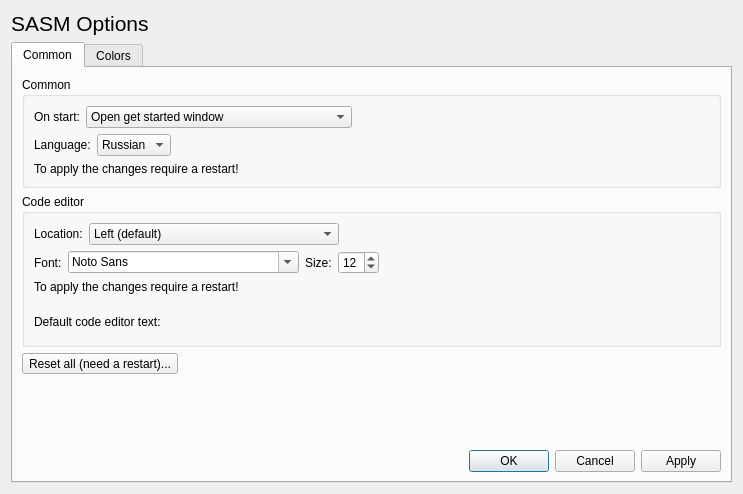
The window that settings.ui (Dman95/SASM) describes before a commit, drawn with Qt 5.
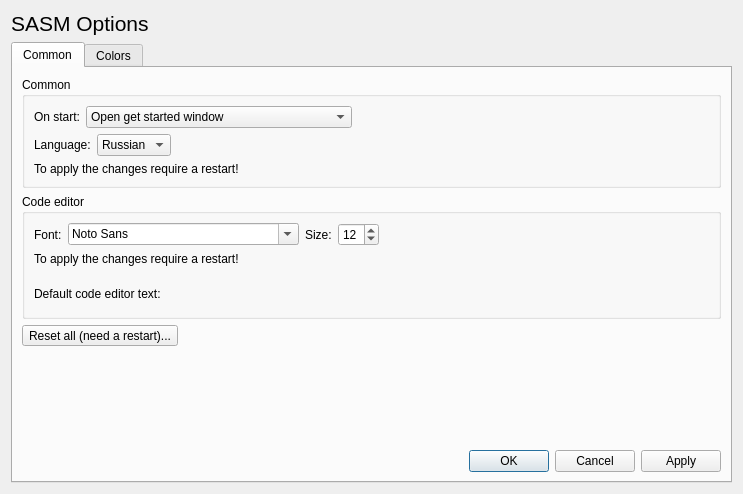
The same window after the commit. The open tabs and pages were chosen to show the change.

Commit message: Docking windows

```diff
--- a/settings.ui
+++ b/settings.ui
@@ -185,70 +185,6 @@
           <string>Code editor</string>
          </property>
          <layout class="QVBoxLayout" name="verticalLayout_2">
-          <item>
-           <layout class="QHBoxLayout" name="horizontalLayout_3">
-            <item>
-             <widget class="QLabel" name="codePositionLabel">
-              <property name="sizePolicy">
-               <sizepolicy hsizetype="Fixed" vsizetype="Fixed">
-                <horstretch>0</horstretch>
-                <verstretch>0</verstretch>
-               </sizepolicy>
-              </property>
-              <property name="locale">
-               <locale language="English" country="UnitedStates"/>
-              </property>
-              <property name="text">
-               <string>Location:</string>
-              </property>
-             </widget>
-            </item>
-            <item>
-             <widget class="QComboBox" name="codePosition">
-              <property name="sizePolicy">
-               <sizepolicy hsizetype="Preferred" vsizetype="Minimum">
-                <horstretch>0</horstretch>
-                <verstretch>0</verstretch>
-               </sizepolicy>
-              </property>
-              <property name="minimumSize">
-               <size>
-                <width>250</width>
-                <height>0</height>
-               </size>
-              </property>
-              <item>
-               <property name="text">
-                <string>Left (default)</string>
-               </property>
-              </item>
-              <item>
-               <property name="text">
-                <string>Center</string>
-               </property>
-              </item>
-              <item>
-               <property name="text">
-                <string>Right</string>
-               </property>
-              </item>
-             </widget>
-            </item>
-            <item>
-             <spacer name="horizontalSpacer">
-              <property name="orientation">
-               <enum>Qt::Horizontal</enum>
-              </property>
-              <property name="sizeHint" stdset="0">
-               <size>
-                <width>40</width>
-                <height>20</height>
-               </size>
-              </property>
-             </spacer>
-            </item>
-           </layout>
-          </item>
           <item>
            <layout class="QHBoxLayout" name="horizontalLayout_5">
             <item>
```
Left out of the diff: 3 changed lines with no effect on the pictures. The commit also changes 6 other files.
